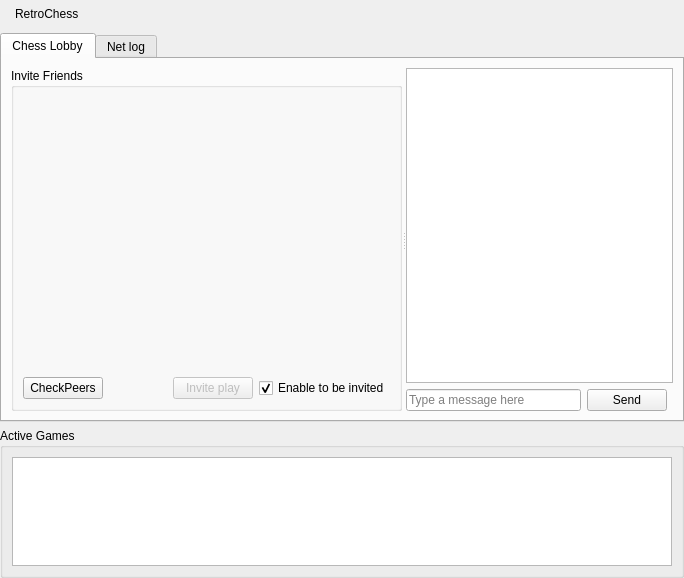
Qt form gui/NEMainpage.ui (RetroShare/RetroChess) before a commit.
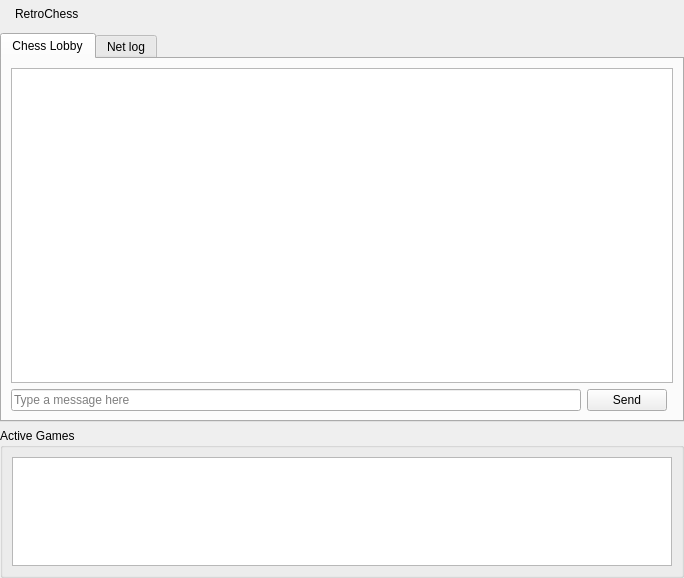
The same form after that commit. Icons and pictures are not drawn. Custom widgets are drawn as their Qt base class.

Commit message:
Removed the direct-friend invitation section from the RetroChess lobby
Fixed issue with accept button

Patch:
```diff
--- a/gui/NEMainpage.ui
+++ b/gui/NEMainpage.ui
@@ -127,63 +127,6 @@
          <property name="orientation">
           <enum>Qt::Horizontal</enum>
          </property>
-         <widget class="QGroupBox" name="groupBox_2">
-          <property name="title">
-           <string>Invite Friends</string>
-          </property>
-          <layout class="QGridLayout" name="gridLayout_5">
-           <item row="1" column="0">
-            <widget class="QPushButton" name="filterPeersButton">
-             <property name="text">
-              <string>CheckPeers</string>
-             </property>
-            </widget>
-           </item>
-           <item row="1" column="2">
-            <widget class="QPushButton" name="inviteButton">
-             <property name="enabled">
-              <bool>false</bool>
-             </property>
-             <property name="text">
-              <string>Invite play</string>
-             </property>
-            </widget>
-           </item>
-           <item row="1" column="1">
-            <spacer name="horizontalSpacer_2">
-             <property name="orientation">
-              <enum>Qt::Horizontal</enum>
-             </property>
-             <property name="sizeHint" stdset="0">
-              <size>
-               <width>41</width>
-               <height>20</height>
-              </size>
-             </property>
-            </spacer>
-           </item>
-           <item row="1" column="3">
-            <widget class="QCheckBox" name="check_enableBeInvited">
-             <property name="enabled">
-              <bool>true</bool>
-             </property>
-             <property name="text">
-              <string>Enable to be invited</string>
-             </property>
-             <property name="checked">
-              <bool>true</bool>
-             </property>
-            </widget>
-           </item>
-           <item row="0" column="0" colspan="4">
-            <widget class="FriendSelectionWidget" name="friendSelectionWidget" native="true">
-             <property name="contextMenuPolicy">
-              <enum>Qt::CustomContextMenu</enum>
-             </property>
-            </widget>
-           </item>
-          </layout>
-         </widget>
          <widget class="QWidget" name="layoutWidget">
           <layout class="QGridLayout" name="gridLayout">
            <item row="0" column="0" colspan="3">
@@ -250,14 +193,6 @@
    </item>
   </layout>
  </widget>
- <customwidgets>
-  <customwidget>
-   <class>FriendSelectionWidget</class>
-   <extends>QWidget</extends>
-   <header>gui/common/FriendSelectionWidget.h</header>
-   <container>1</container>
-  </customwidget>
- </customwidgets>
  <resources>
   <include location="RetroChess_images.qrc"/>
  </resources>
```
The commit also changes 3 other files.
